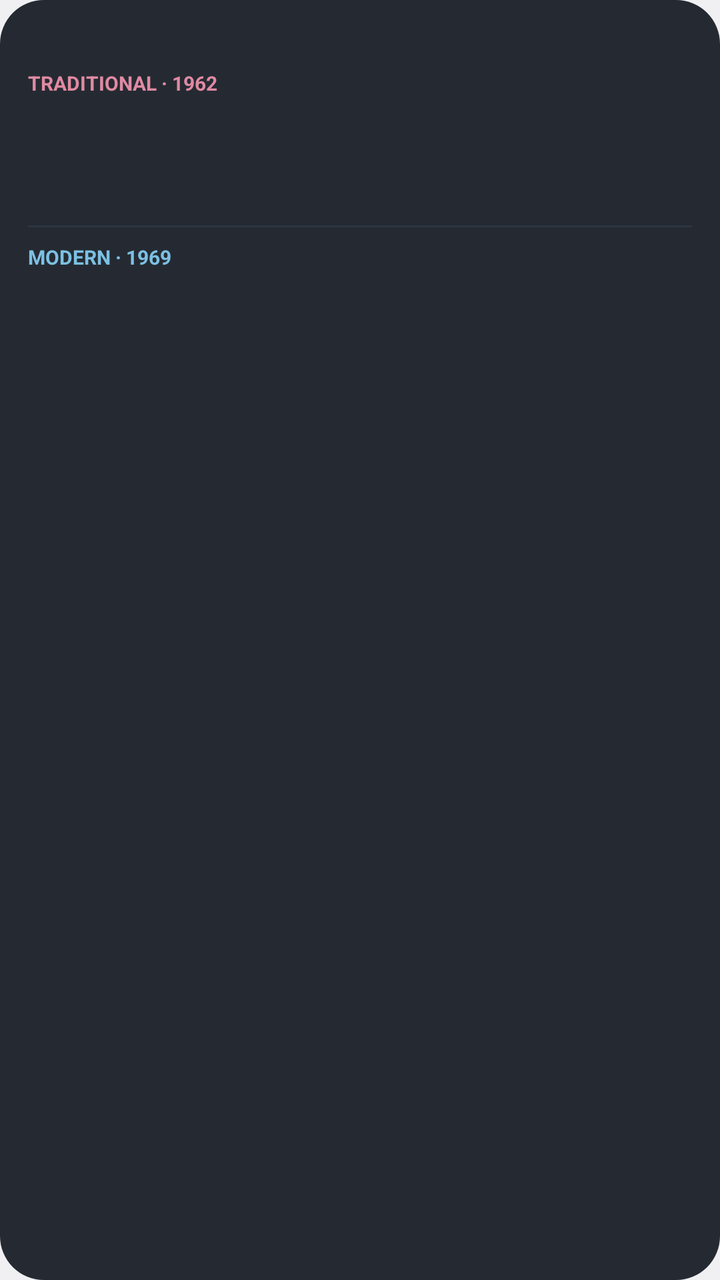
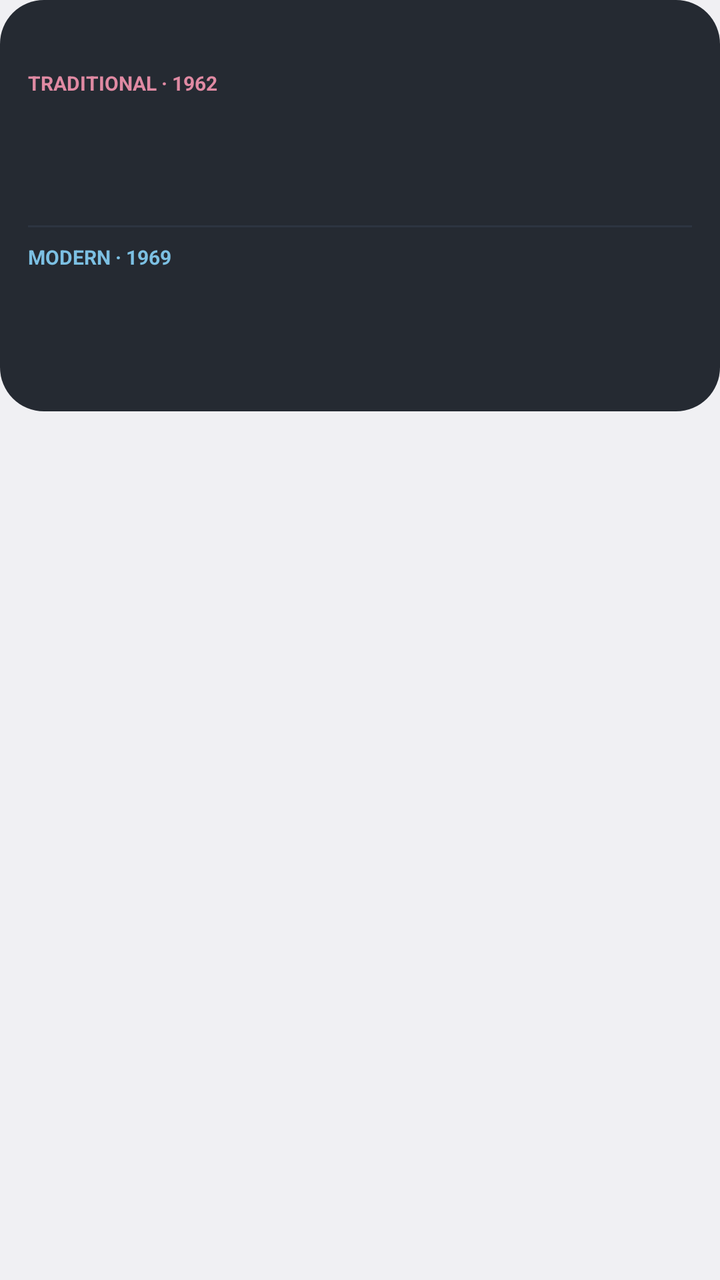

Before-and-after screenshots of an Android layout around one commit, followed by the original layout XML and the change that was made.
<!-- AndroidManifest.xml: application theme android:Theme.DeviceDefault.Light -->
<!-- res/layout/widget.xml -->
<?xml version="1.0" encoding="utf-8"?>
<LinearLayout xmlns:android="http://schemas.android.com/apk/res/android"
    android:id="@+id/root"
    android:layout_width="match_parent"
    android:layout_height="match_parent"
    android:background="@drawable/widget_bg"
    android:orientation="vertical"
    android:padding="14dp">

    <TextView
        android:id="@+id/date"
        android:layout_width="match_parent"
        android:layout_height="wrap_content"
        android:textColor="#9AA4B6"
        android:textSize="11sp" />

    <TextView
        android:layout_width="match_parent"
        android:layout_height="wrap_content"
        android:layout_marginTop="6dp"
        android:text="TRADITIONAL · 1962"
        android:textColor="#E08AA3"
        android:textSize="10sp"
        android:textStyle="bold" />

    <TextView
        android:id="@+id/trad_name"
        android:layout_width="match_parent"
        android:layout_height="wrap_content"
        android:ellipsize="end"
        android:maxLines="2"
        android:textColor="#E8EBF1"
        android:textSize="16sp"
        android:textStyle="bold" />

    <TextView
        android:id="@+id/trad_rank"
        android:layout_width="match_parent"
        android:layout_height="wrap_content"
        android:textColor="#E08AA3"
        android:textSize="12sp" />

    <TextView
        android:id="@+id/trad_reads"
        android:layout_width="match_parent"
        android:layout_height="wrap_content"
        android:layout_marginTop="2dp"
        android:textColor="#E8EBF1"
        android:textSize="12sp" />

    <TextView
        android:layout_width="match_parent"
        android:layout_height="1dp"
        android:layout_marginTop="8dp"
        android:layout_marginBottom="8dp"
        android:background="#2D3441" />

    <TextView
        android:layout_width="match_parent"
        android:layout_height="wrap_content"
        android:text="MODERN · 1969"
        android:textColor="#7CC0E3"
        android:textSize="10sp"
        android:textStyle="bold" />

    <TextView
        android:id="@+id/mod_name"
        android:layout_width="match_parent"
        android:layout_height="wrap_content"
        android:ellipsize="end"
        android:maxLines="2"
        android:textColor="#E8EBF1"
        android:textSize="16sp"
        android:textStyle="bold" />

    <TextView
        android:id="@+id/mod_rank"
        android:layout_width="match_parent"
        android:layout_height="wrap_content"
        android:textColor="#7CC0E3"
        android:textSize="12sp" />

    <TextView
        android:id="@+id/mod_reads"
        android:layout_width="match_parent"
        android:layout_height="wrap_content"
        android:layout_marginTop="2dp"
        android:textColor="#E8EBF1"
        android:textSize="12sp" />
</LinearLayout>
<!-- resources referenced by this layout -->
<resources>
  <!-- drawable widget_bg (drawable) -->
  <?xml version="1.0" encoding="utf-8"?>
  <shape xmlns:android="http://schemas.android.com/apk/res/android" android:shape="rectangle">
      <solid android:color="#F21B2029" />
      <corners android:radius="22dp" />
  </shape>
</resources>

<!-- the commit's change to res/layout/widget.xml (unified diff, before → after) -->
@@ -1,8 +1,13 @@
 <?xml version="1.0" encoding="utf-8"?>
-<LinearLayout xmlns:android="http://schemas.android.com/apk/res/android"
+<FrameLayout xmlns:android="http://schemas.android.com/apk/res/android"
     android:id="@+id/root"
     android:layout_width="match_parent"
-    android:layout_height="match_parent"
+    android:layout_height="match_parent">
+
+<LinearLayout
+    android:layout_width="match_parent"
+    android:layout_height="wrap_content"
+    android:layout_gravity="top"
     android:background="@drawable/widget_bg"
     android:orientation="vertical"
     android:padding="14dp">
@@ -88,3 +93,4 @@
         android:textColor="#E8EBF1"
         android:textSize="12sp" />
 </LinearLayout>
+</FrameLayout>
